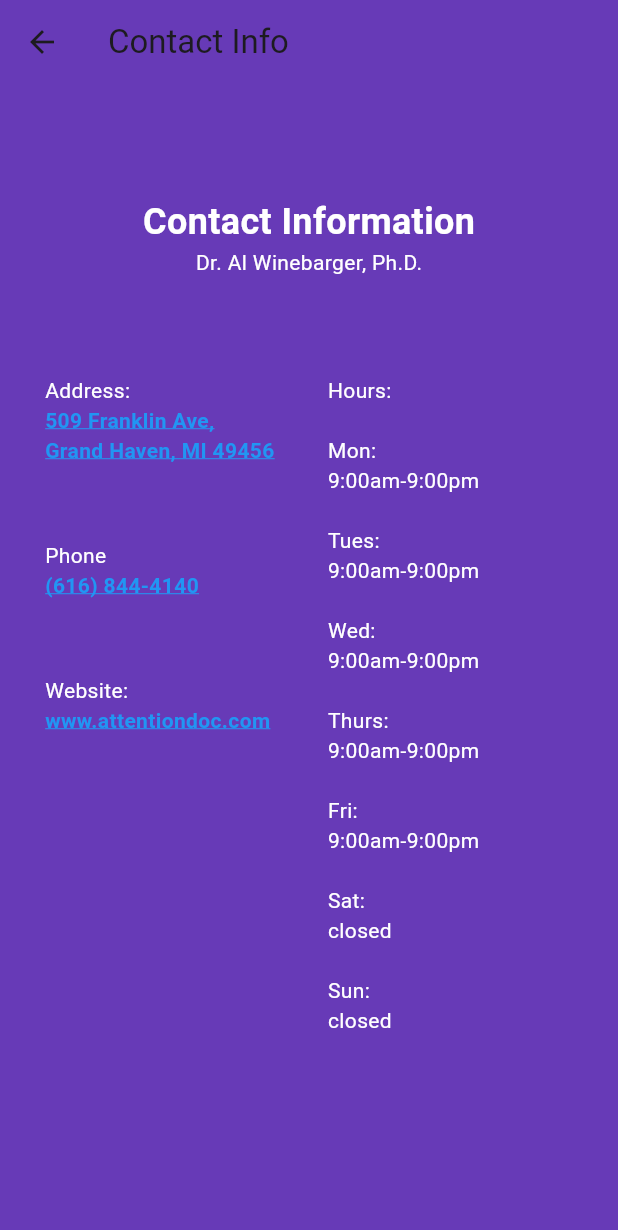
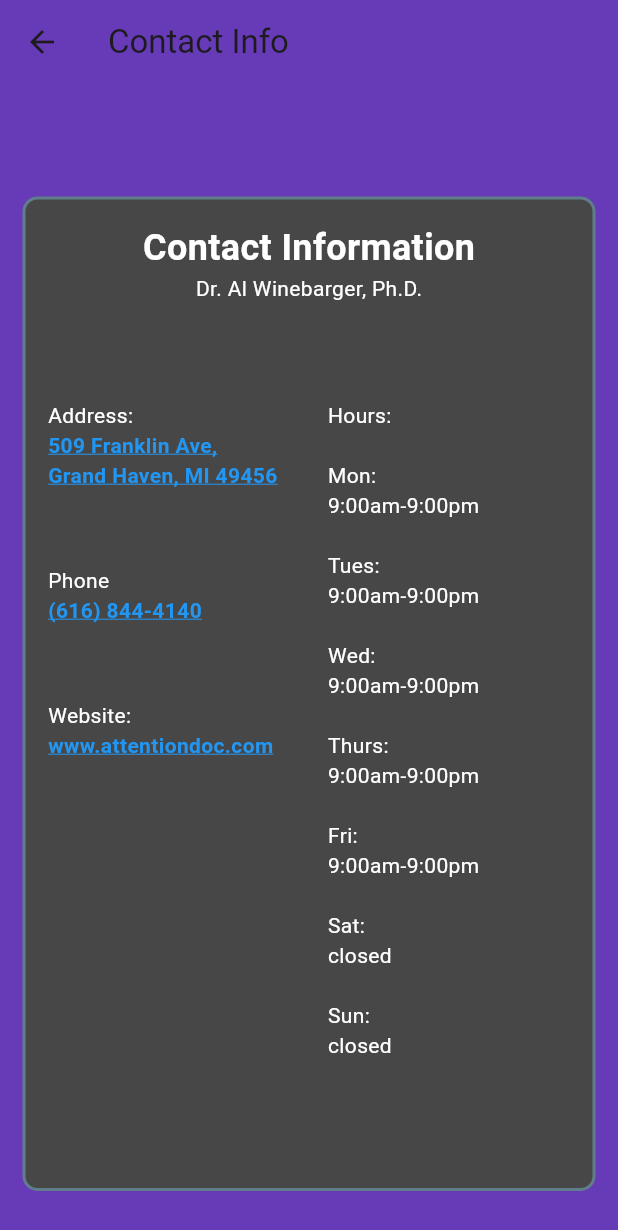
Before and after one commit to adamWinebarger/parenting_tips_and_tools_fluter, a Flutter app: the ContactsScreen screen opened directly, on a phone screen of 412 x 824 dp. Shown: the top 1230 px of the screen. Run offline on Flutter 3.47's test engine with Material 3 defaults, Android fonts, the phone set to English and light mode, and no system bars; our stand-ins replace permission_handler; missing offline and left inert: flutter_pdfview, mapbox_maps_flutter.

Commit message:
No idea what I've done since the last update

```diff
--- a/lib/screens/contacts_screen.dart
+++ b/lib/screens/contacts_screen.dart
@@ -1,12 +1,19 @@
 import 'package:flutter/material.dart';
 import 'package:url_launcher/url_launcher.dart';
 
-class ContactsScreen extends StatelessWidget {
+class ContactsScreen extends StatefulWidget {
   const ContactsScreen({super.key});
 
+  @override
+  State<StatefulWidget> createState() => _ContactsScreenState();
+
+}
+
+class _ContactsScreenState extends State<ContactsScreen> {
+
   final _navAddress = "509 Franklin Ave,\nGrand Haven, MI 49456";
-  final _phoneNumber = "(616) 844-4140";
-  final _website = "www.attentiondoc.com";
+  final _phoneNumber = "tel:6168444140";
+  final _website = "https://www.attentiondoc.com";
 
   void _openNavigationApp() async {
     final Uri googleMapsUrl = Uri.parse("https://www.google.com/maps/search/?api=1&query=$_navAddress");
@@ -35,7 +42,7 @@ class ContactsScreen extends StatelessWidget {
     final websiteURL = Uri.parse(_website);
 
     if (await canLaunchUrl(websiteURL)) {
-      await launchUrl(websiteURL);
+      await launchUrl(websiteURL, mode: LaunchMode.externalApplication);
     } else {
       throw "Could not access website";
     }
@@ -51,7 +58,15 @@ class ContactsScreen extends StatelessWidget {
         backgroundColor: Colors.deepPurple,
       ),
       body: Padding(
-        padding: EdgeInsets.only(left: 30, right: 30, top: 75, bottom: 15),
+        padding: EdgeInsets.only(left: 15, right: 15, top: 75, bottom: 30),
+        child: Container(
+          decoration: BoxDecoration(
+              color: Color(0xFF484747), //may come back and make this a secondary color in theme data
+              border: Border.all(color: Colors.blueGrey, width: 2),
+              borderRadius: BorderRadius.circular(10)
+          ),
+          child: Padding(
+            padding: EdgeInsets.all(15),
             child: Center(
               child: Column(
                 children: [
@@ -63,10 +78,10 @@ class ContactsScreen extends StatelessWidget {
                         fontWeight: FontWeight.bold
                     ),
                   ),
-              Text("Dr. Al Winebarger, Ph.D.\n\n"),
+                  const Text("Dr. Al Winebarger, Ph.D.\n\n"),
                   //Alright. So I think the way to do this is to have a row with 2
                   //columns in it so we can run things down on each side without them affecting eachother
-              SizedBox(height: 25,),
+                  const SizedBox(height: 25,),
                   Row(
                     mainAxisAlignment: MainAxisAlignment.center,
                     crossAxisAlignment: CrossAxisAlignment.start,
@@ -90,12 +105,12 @@ class ContactsScreen extends StatelessWidget {
                             ),
                           ),
                           const SizedBox(height: 50,),
-                      Text("Phone"),
+                          const Text("Phone"),
                           InkWell(
                             onTap: _makePhoneCall,
-                        child: Text(
-                          _phoneNumber,
-                          style: const TextStyle(
+                            child: const Text(
+                              "(616) 844-4140",
+                              style: TextStyle(
                                   color: Colors.blue,
                                   decoration: TextDecoration.underline,
                                   fontWeight: FontWeight.bold,
@@ -103,12 +118,13 @@ class ContactsScreen extends StatelessWidget {
                               ),
                             ),
                           ),
-                      SizedBox(height: 50,),
-                      Text("Website:"),
+                          const SizedBox(height: 50,),
+                          const Text("Website:"),
                           InkWell(
-                        onTap: _go2Website,
-                        child: Text(
-                          _website,
+                            onTap: () => _go2Website()
+                            ,
+                            child: const Text(
+                              "www.attentiondoc.com",
                               style: TextStyle(
                                   color: Colors.blue,
                                   decorationColor: Colors.blue,
@@ -140,6 +156,8 @@ class ContactsScreen extends StatelessWidget {
                 ],
               ),
             ),
+          )
+        )
       ),
     );
   }
```
Also changed, not shown: lib/screens/list_screen.dart (+19 -2 lines), lib/screens/location_screen.dart (+53 -29 lines), assets/appicon.png (added), assets/images/pin_drop_location.png (added), 4 other files. Lines whose indentation alone changed are shown as unchanged.
